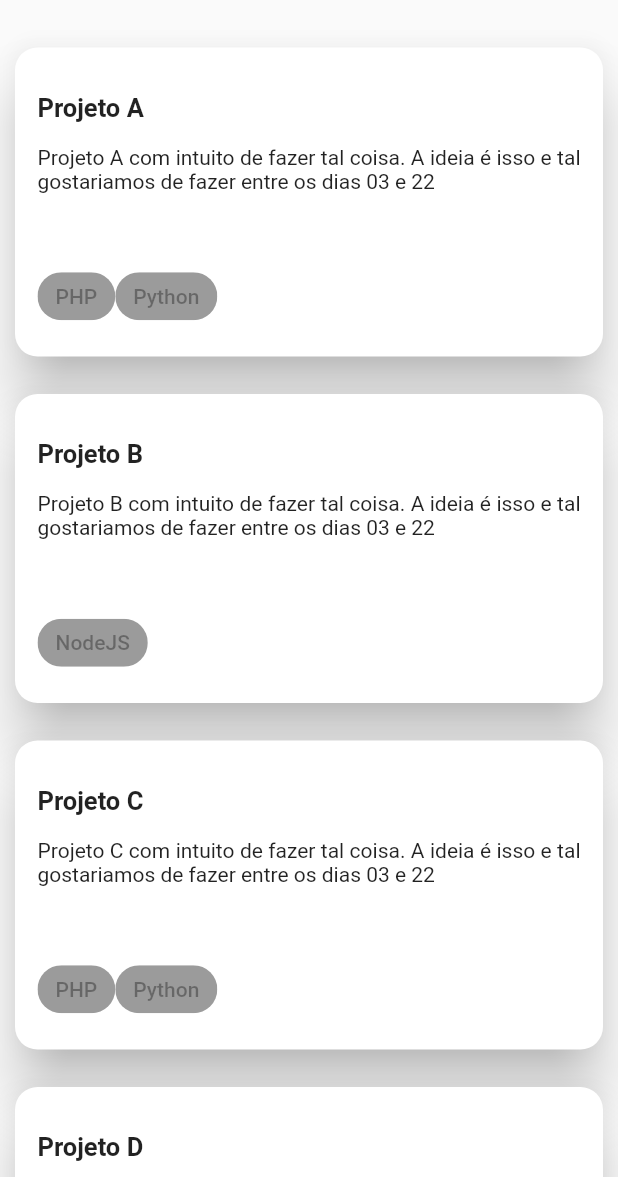
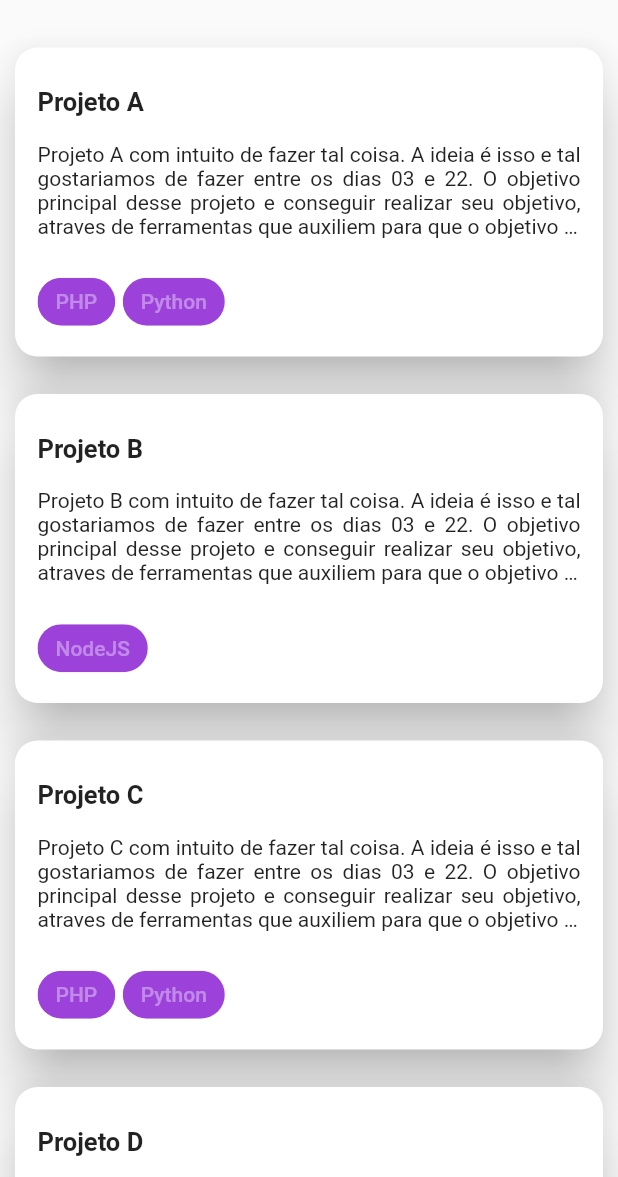
Before and after one commit to erickdaros/Jobber-Client, a Flutter app: the screen it shows after launch, on a phone screen of 412 x 824 dp, the part 59-1236 px from its top. Run offline on Flutter 3.47's test engine with Material 2 defaults, Android fonts, the phone set to English and light mode, and no system bars.

Commit message:
Ajustes na tela de Propostas

```diff
--- a/lib/themes/jobber_theme.dart
+++ b/lib/themes/jobber_theme.dart
@@ -5,6 +5,13 @@ import 'package:flutter/material.dart';
 class JobberTheme{
 
   static Color purple = const Color(0xFF7716a0);
+
+  static Color purpleHight = const Color(0xFF7d05cf);
+  static Color purpleLow = const Color(0xFFec6ff7);
+
+  static Color accentColor = const Color(0xFF7d05cf);
+  static Color accentColorHalf = const Color(0xFF7d05cf).withOpacity(0.75);
+
   static Color white = const Color(0xFFFAFAFA);
 
 
--- a/lib/views/main_view.dart
+++ b/lib/views/main_view.dart
@@ -57,13 +57,13 @@ class _MainViewState extends State<MainView> {
     SystemChrome.setEnabledSystemUIOverlays(SystemUiOverlay.values);
 //    SystemChrome.setSystemUIOverlayStyle(SystemUiOverlayStyle.light);
 
-    List<Proposal> litems = [Proposal("Projeto A","Projeto A com intuito de fazer tal coisa. A ideia é isso e tal gostariamos de fazer entre os dias 03 e 22","",["PHP","Python"]),
-      Proposal("Projeto B","Projeto B com intuito de fazer tal coisa. A ideia é isso e tal gostariamos de fazer entre os dias 03 e 22","",["NodeJS",]),
-      Proposal("Projeto C","Projeto C com intuito de fazer tal coisa. A ideia é isso e tal gostariamos de fazer entre os dias 03 e 22","",["PHP","Python"]),
-      Proposal("Projeto D","Projeto D com intuito de fazer tal coisa. A ideia é isso e tal gostariamos de fazer entre os dias 03 e 22","",["PHP","Python"]),
-      Proposal("Projeto E","Projeto E com intuito de fazer tal coisa. A ideia é isso e tal gostariamos de fazer entre os dias 03 e 22","",["PHP","Python"]),
-      Proposal("Projeto F","Projeto F com intuito de fazer tal coisa. A ideia é isso e tal gostariamos de fazer entre os dias 03 e 22","",["PHP","Python"]),
-      Proposal("Projeto com nome longo demais","Projeto G com intuito de fazer tal coisa. A ideia é isso e tal gostariamos de fazer entre os dias 03 e 22","",["PHP","Python"]),
+    List<Proposal> litems = [Proposal("Projeto A","Projeto A com intuito de fazer tal coisa. A ideia é isso e tal gostariamos de fazer entre os dias 03 e 22. O objetivo principal desse projeto e conseguir realizar seu objetivo, atraves de ferramentas que auxiliem para que o objetivo seja atngido","",["PHP","Python"]),
+      Proposal("Projeto B","Projeto B com intuito de fazer tal coisa. A ideia é isso e tal gostariamos de fazer entre os dias 03 e 22. O objetivo principal desse projeto e conseguir realizar seu objetivo, atraves de ferramentas que auxiliem para que o objetivo seja atngido","",["NodeJS",]),
+      Proposal("Projeto C","Projeto C com intuito de fazer tal coisa. A ideia é isso e tal gostariamos de fazer entre os dias 03 e 22. O objetivo principal desse projeto e conseguir realizar seu objetivo, atraves de ferramentas que auxiliem para que o objetivo seja atngido","",["PHP","Python"]),
+      Proposal("Projeto D","Projeto D com intuito de fazer tal coisa. A ideia é isso e tal gostariamos de fazer entre os dias 03 e 22. O objetivo principal desse projeto e conseguir realizar seu objetivo, atraves de ferramentas que auxiliem para que o objetivo seja atngido","",["PHP","Python"]),
+      Proposal("Projeto E","Projeto E com intuito de fazer tal coisa. A ideia é isso e tal gostariamos de fazer entre os dias 03 e 22. O objetivo principal desse projeto e conseguir realizar seu objetivo, atraves de ferramentas que auxiliem para que o objetivo seja atngido","",["PHP","Python"]),
+      Proposal("Projeto F","Projeto F com intuito de fazer tal coisa. A ideia é isso e tal gostariamos de fazer entre os dias 03 e 22. O objetivo principal desse projeto e conseguir realizar seu objetivo, atraves de ferramentas que auxiliem para que o objetivo seja atngido","",["PHP","Python"]),
+      Proposal("Projeto com nome realmente muito muito muito mutissimo muitamente longo","Projeto G com intuito de fazer tal coisa. A ideia é isso e tal gostariamos de fazer entre os dias 03 e 22. O objetivo principal desse projeto e conseguir realizar seu objetivo, atraves de ferramentas que auxiliem para que o objetivo seja atngido","",["PHP","Python"]),
     ];
 
     ScrollController _scrollViewController = new ScrollController();
--- a/lib/views/splash_view.dart
+++ b/lib/views/splash_view.dart
@@ -1,6 +1,7 @@
 import 'package:flutter/material.dart';
 import 'package:flutter/services.dart';
 import 'package:flutter/widgets.dart';
+import 'package:jobber/themes/jobber_theme.dart';
 import 'package:jobber/views/main_view.dart';
 
 class SplashView extends StatefulWidget {
@@ -35,15 +36,18 @@ class _SplashViewState extends State<SplashView> {
   Widget build(BuildContext context) {
 
     return Scaffold(
-      body: Center(
+      body: Container(
+        color: JobberTheme.accentColor,
+        child: Center(
           child: Column(
             mainAxisAlignment: MainAxisAlignment.center,
             children: <Widget>[
               Text(
                 'Jobber',
-              style: Theme.of(context).textTheme.display1,
+                style: Theme.of(context).textTheme.display1.copyWith(color: Colors.white),
               ),
             ],
+          ),
         ),
       ),
     );
--- a/lib/widgets/job_card.dart
+++ b/lib/widgets/job_card.dart
@@ -1,4 +1,5 @@
 import 'package:flutter/material.dart';
+import 'package:jobber/themes/jobber_theme.dart';
 import 'package:jobber/utils/sysui_utils.dart';
 import 'package:jobber/widgets/responsive_container.dart';
 
@@ -76,7 +77,19 @@ class JobCardRoot extends StatelessWidget {
     List<Widget> skillChips = new List<Widget>();
 
     skills.forEach((skill)=>skillChips.add(
-        new ChoiceChip(label: Text(skill), selected: false,)
+        Padding(
+          padding: const EdgeInsets.only(right: 5),
+          child: new ChoiceChip(
+            label: Text(skill,
+              style: TextStyle(
+                color: Colors.white,
+              ),
+            ),
+            selected: false,
+            backgroundColor: JobberTheme.white,
+            disabledColor: JobberTheme.accentColorHalf,
+          ),
+        )
     ));
 
 
@@ -94,7 +107,7 @@ class JobCardRoot extends StatelessWidget {
                 setwidthModifier: true,
                 widthModifier: widthModifier,
                 child: Padding(
-                  padding: const EdgeInsets.symmetric(vertical: 15),
+                  padding: const EdgeInsets.symmetric(vertical: 10),
                   child: Column(
                     children: <Widget>[
                       Expanded(
```
Lines whose indentation alone changed are shown as unchanged.
